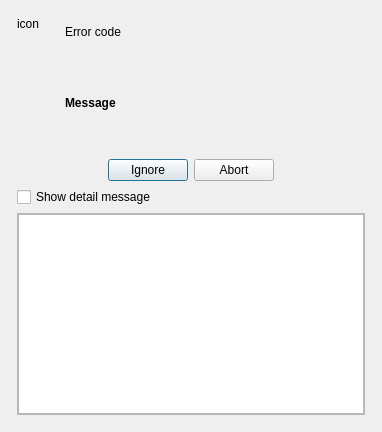
First picture: the form in App/Ui/MessageDialog.ui, repository paolodestefani/pySagra, before the edit.
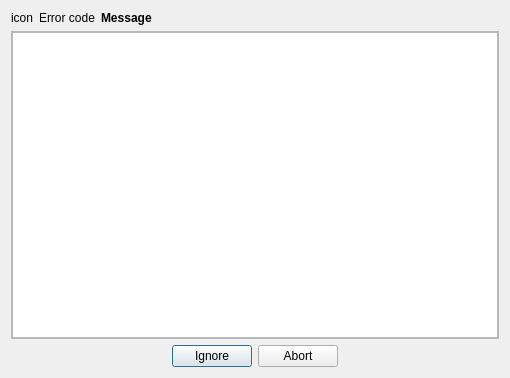
Second picture: the form after the edit.

What changed in the file:
```diff
--- a/App/Ui/MessageDialog.ui
+++ b/App/Ui/MessageDialog.ui
@@ -9,8 +9,8 @@
    <rect>
     <x>0</x>
     <y>0</y>
-    <width>399</width>
-    <height>461</height>
+    <width>510</width>
+    <height>378</height>
    </rect>
   </property>
   <property name="windowTitle">
@@ -19,44 +19,10 @@
   <property name="sizeGripEnabled">
    <bool>false</bool>
   </property>
-  <layout class="QVBoxLayout" name="verticalLayout_5">
-   <property name="sizeConstraint">
-    <enum>QLayout::SizeConstraint::SetFixedSize</enum>
-   </property>
-   <property name="leftMargin">
-    <number>12</number>
-   </property>
-   <property name="topMargin">
-    <number>12</number>
-   </property>
-   <property name="rightMargin">
-    <number>12</number>
-   </property>
-   <property name="bottomMargin">
-    <number>12</number>
-   </property>
-   <item>
-    <layout class="QVBoxLayout" name="verticalLayoutMain">
-     <property name="sizeConstraint">
-      <enum>QLayout::SizeConstraint::SetFixedSize</enum>
-     </property>
-     <property name="leftMargin">
-      <number>5</number>
-     </property>
-     <property name="topMargin">
-      <number>5</number>
-     </property>
-     <property name="rightMargin">
-      <number>5</number>
-     </property>
-     <property name="bottomMargin">
-      <number>5</number>
-     </property>
-     <item>
-      <layout class="QHBoxLayout" name="horizontalLayout" stretch="0,1">
-       <item>
         <layout class="QVBoxLayout" name="verticalLayout_2">
          <item>
+    <layout class="QHBoxLayout" name="horizontalLayout" stretch="0,0,1">
+     <item>
           <widget class="QLabel" name="labelIcon">
            <property name="text">
             <string>icon</string>
@@ -64,37 +30,11 @@
           </widget>
          </item>
          <item>
-          <spacer name="verticalSpacer">
-           <property name="orientation">
-            <enum>Qt::Orientation::Vertical</enum>
-           </property>
-           <property name="sizeHint" stdset="0">
-            <size>
-             <width>20</width>
-             <height>40</height>
-            </size>
-           </property>
-          </spacer>
-         </item>
-        </layout>
-       </item>
-       <item>
-        <layout class="QVBoxLayout" name="verticalLayout_3" stretch="0,1">
-         <property name="leftMargin">
-          <number>20</number>
-         </property>
-         <item>
           <widget class="QLabel" name="labelErrorCode">
-           <property name="minimumSize">
-            <size>
-             <width>300</width>
-             <height>30</height>
-            </size>
-           </property>
            <property name="maximumSize">
             <size>
-             <width>16777215</width>
-             <height>30</height>
+         <width>100</width>
+         <height>16777215</height>
             </size>
            </property>
            <property name="text">
@@ -104,18 +44,6 @@
          </item>
          <item>
           <widget class="QLabel" name="labelMessage">
-           <property name="minimumSize">
-            <size>
-             <width>0</width>
-             <height>100</height>
-            </size>
-           </property>
-           <property name="maximumSize">
-            <size>
-             <width>16777215</width>
-             <height>100</height>
-            </size>
-           </property>
            <property name="font">
             <font>
              <bold>true</bold>
@@ -134,31 +62,6 @@
          </item>
         </layout>
        </item>
-      </layout>
-     </item>
-     <item>
-      <widget class="QDialogButtonBox" name="buttonBox">
-       <property name="orientation">
-        <enum>Qt::Orientation::Horizontal</enum>
-       </property>
-       <property name="standardButtons">
-        <set>QDialogButtonBox::StandardButton::Abort|QDialogButtonBox::StandardButton::Ignore</set>
-       </property>
-       <property name="centerButtons">
-        <bool>true</bool>
-       </property>
-      </widget>
-     </item>
-     <item>
-      <widget class="QCheckBox" name="checkBoxShowDetailMessage">
-       <property name="text">
-        <string>Show detail message</string>
-       </property>
-       <property name="checked">
-        <bool>false</bool>
-       </property>
-      </widget>
-     </item>
      <item>
       <widget class="QFrame" name="frameDetails">
        <property name="frameShape">
@@ -218,7 +121,18 @@
        </layout>
       </widget>
      </item>
-    </layout>
+   <item>
+    <widget class="QDialogButtonBox" name="buttonBox">
+     <property name="orientation">
+      <enum>Qt::Orientation::Horizontal</enum>
+     </property>
+     <property name="standardButtons">
+      <set>QDialogButtonBox::StandardButton::Abort|QDialogButtonBox::StandardButton::Ignore</set>
+     </property>
+     <property name="centerButtons">
+      <bool>true</bool>
+     </property>
+    </widget>
    </item>
   </layout>
  </widget>
```
Left out of the diff: 16 changed lines with no effect on the pictures. Lines whose indentation alone changed are shown as unchanged.
